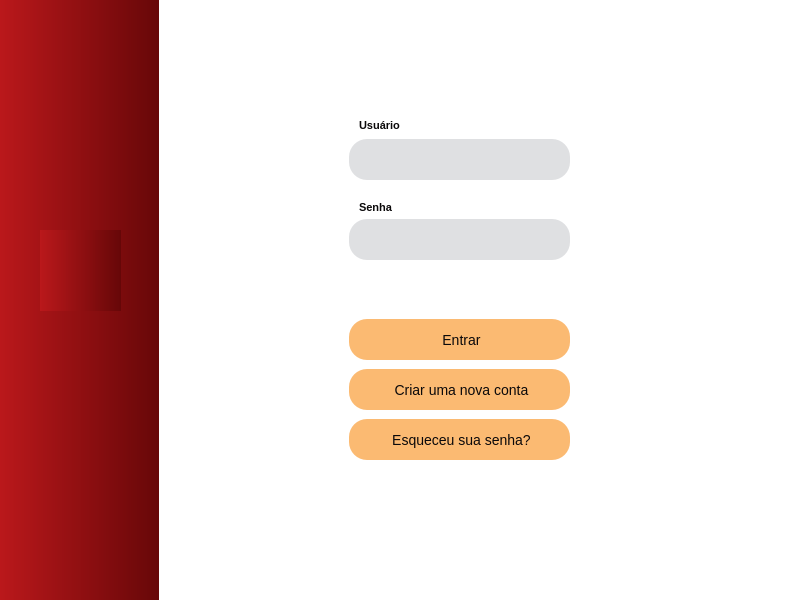
Old version of the form ui/login_screen.ui in the repository eliezermoraesss/eureka_managment_system_pyqt_qtdesigner.
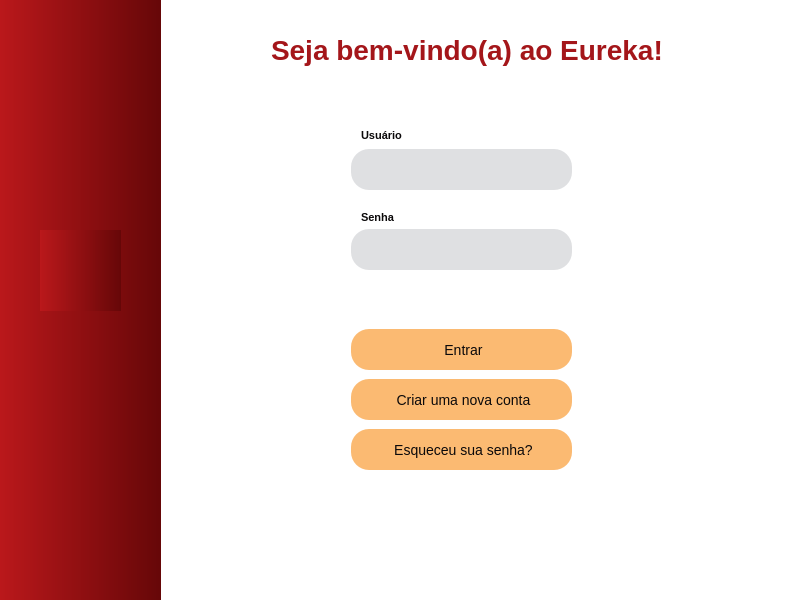
New version of the form. Icons and pictures are not drawn.

Commit message: feat: developing integration of windows and functions

What changed in the file:
```diff
--- a/ui/login_screen.ui
+++ b/ui/login_screen.ui
@@ -57,14 +57,14 @@
    <widget class="QWidget" name="main_area" native="true">
     <property name="geometry">
      <rect>
-      <x>159</x>
+      <x>161</x>
       <y>-1</y>
       <width>641</width>
       <height>601</height>
      </rect>
     </property>
     <property name="sizePolicy">
-     <sizepolicy hsizetype="MinimumExpanding" vsizetype="Expanding">
+     <sizepolicy hsizetype="Fixed" vsizetype="Fixed">
       <horstretch>0</horstretch>
       <verstretch>0</verstretch>
      </sizepolicy>
@@ -178,7 +178,7 @@
      <property name="geometry">
       <rect>
        <x>190</x>
-       <y>140</y>
+       <y>150</y>
        <width>221</width>
        <height>41</height>
       </rect>
@@ -195,6 +195,11 @@
        <height>41</height>
       </size>
      </property>
+     <property name="font">
+      <font>
+       <pointsize>-1</pointsize>
+      </font>
+     </property>
      <property name="focusPolicy">
       <enum>Qt::StrongFocus</enum>
      </property>
@@ -215,7 +220,7 @@
      <property name="geometry">
       <rect>
        <x>190</x>
-       <y>220</y>
+       <y>230</y>
        <width>221</width>
        <height>41</height>
       </rect>
@@ -226,6 +231,14 @@
        <height>41</height>
       </size>
      </property>
+     <property name="font">
+      <font>
+       <pointsize>-1</pointsize>
+      </font>
+     </property>
+     <property name="focusPolicy">
+      <enum>Qt::StrongFocus</enum>
+     </property>
      <property name="inputMask">
       <string/>
      </property>
@@ -246,7 +259,7 @@
      <property name="geometry">
       <rect>
        <x>190</x>
-       <y>320</y>
+       <y>330</y>
        <width>221</width>
        <height>41</height>
       </rect>
@@ -257,6 +270,11 @@
        <height>41</height>
       </size>
      </property>
+     <property name="font">
+      <font>
+       <pointsize>-1</pointsize>
+      </font>
+     </property>
      <property name="styleSheet">
       <string notr="true">QPushButton:hover {
     background-color: #399918;
@@ -281,7 +299,7 @@
      <property name="geometry">
       <rect>
        <x>190</x>
-       <y>370</y>
+       <y>380</y>
        <width>221</width>
        <height>41</height>
       </rect>
@@ -292,6 +310,11 @@
        <height>41</height>
       </size>
      </property>
+     <property name="font">
+      <font>
+       <pointsize>-1</pointsize>
+      </font>
+     </property>
      <property name="styleSheet">
       <string notr="true">QPushButton:hover {
     background-color: #00b4d8;
@@ -316,7 +339,7 @@
      <property name="geometry">
       <rect>
        <x>190</x>
-       <y>420</y>
+       <y>430</y>
        <width>221</width>
        <height>41</height>
       </rect>
@@ -327,6 +350,11 @@
        <height>41</height>
       </size>
      </property>
+     <property name="font">
+      <font>
+       <pointsize>-1</pointsize>
+      </font>
+     </property>
      <property name="styleSheet">
       <string notr="true">QPushButton:hover {
     background-color: #ff6700;
@@ -351,7 +379,7 @@
      <property name="geometry">
       <rect>
        <x>200</x>
-       <y>120</y>
+       <y>130</y>
        <width>47</width>
        <height>13</height>
       </rect>
@@ -364,7 +392,7 @@
      <property name="geometry">
       <rect>
        <x>200</x>
-       <y>200</y>
+       <y>210</y>
        <width>51</width>
        <height>16</height>
       </rect>
@@ -426,6 +454,35 @@
       </size>
      </property>
     </widget>
+    <widget class="QLabel" name="window_title_label">
+     <property name="geometry">
+      <rect>
+       <x>110</x>
+       <y>20</y>
+       <width>461</width>
+       <height>61</height>
+      </rect>
+     </property>
+     <property name="font">
+      <font>
+       <pointsize>-1</pointsize>
+       <weight>75</weight>
+       <bold>true</bold>
+      </font>
+     </property>
+     <property name="styleSheet">
+      <string notr="true">QLabel {
+	background-color: transparent;
+    color: #a4161a;
+    font-size: 28px;
+    font-weight: bold;
+	font-style: &quot;Segoe UI&quot;;
+}</string>
+     </property>
+     <property name="text">
+      <string>Seja bem-vindo(a) ao Eureka!</string>
+     </property>
+    </widget>
    </widget>
   </widget>
  </widget>
```
Left out of the diff: 2 changed lines with no effect on the pictures. The commit also changes 15 other files.
